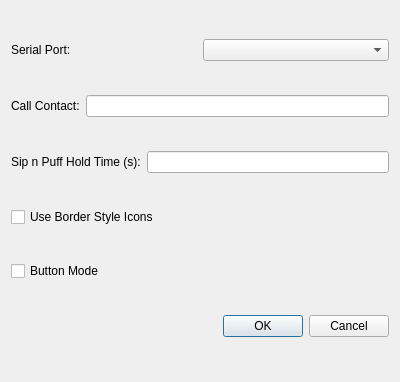
The window that QRaspbed/settings.ui (johnramsden/Raspbed) describes before a commit, drawn with Qt 5.
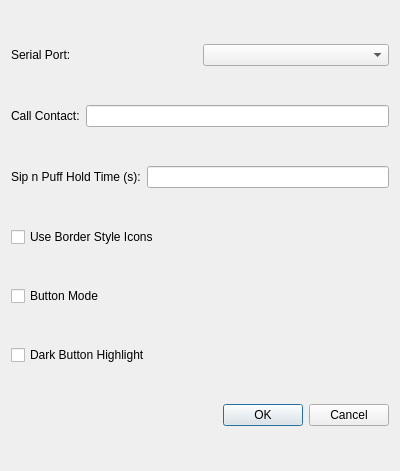
The same window after the commit.

Commit message: Added dark or light highlighting options and added to settings.

```diff
--- a/QRaspbed/settings.ui
+++ b/QRaspbed/settings.ui
@@ -7,7 +7,7 @@
     <x>0</x>
     <y>0</y>
     <width>400</width>
-    <height>382</height>
+    <height>471</height>
    </rect>
   </property>
   <property name="windowTitle">
@@ -80,6 +80,13 @@
      </property>
     </widget>
    </item>
+   <item>
+    <widget class="QCheckBox" name="darkHighlight">
+     <property name="text">
+      <string>Dark Button Highlight</string>
+     </property>
+    </widget>
+   </item>
    <item>
     <widget class="QDialogButtonBox" name="buttonBox">
      <property name="orientation">
```
The commit also changes 40 other files.
